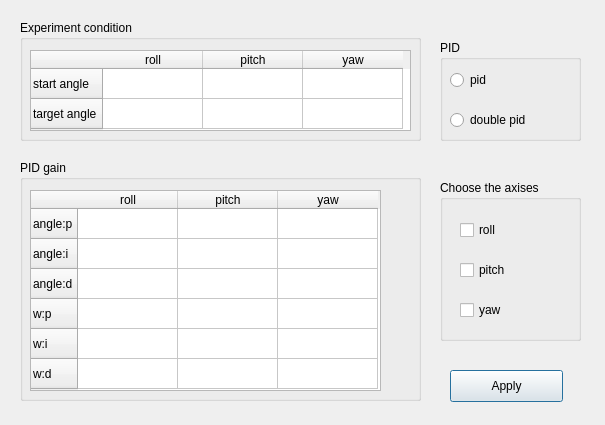
Qt form tunner_gui.ui (sungho2574/drone-find-pid-gain-with-ga) before a commit.
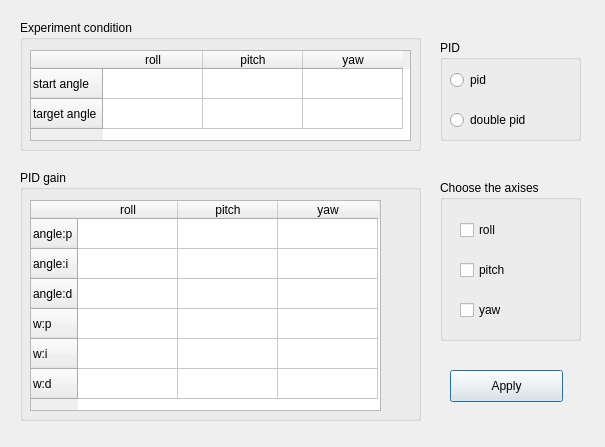
The same form after that commit.

Commit message: fix: extend widget ui

```diff
--- a/tunner_gui.ui
+++ b/tunner_gui.ui
@@ -7,7 +7,7 @@
     <x>0</x>
     <y>0</y>
     <width>605</width>
-    <height>425</height>
+    <height>447</height>
    </rect>
   </property>
   <property name="windowTitle">
@@ -72,9 +72,9 @@
    <property name="geometry">
     <rect>
      <x>20</x>
-     <y>160</y>
+     <y>170</y>
      <width>401</width>
-     <height>241</height>
+     <height>251</height>
     </rect>
    </property>
    <property name="title">
@@ -86,7 +86,7 @@
       <x>10</x>
       <y>30</y>
       <width>351</width>
-      <height>201</height>
+      <height>211</height>
      </rect>
     </property>
     <row>
@@ -199,7 +199,7 @@
      <x>20</x>
      <y>20</y>
      <width>401</width>
-     <height>121</height>
+     <height>131</height>
     </rect>
    </property>
    <property name="title">
@@ -211,7 +211,7 @@
       <x>10</x>
       <y>30</y>
       <width>381</width>
-      <height>81</height>
+      <height>91</height>
      </rect>
     </property>
     <row>
```
